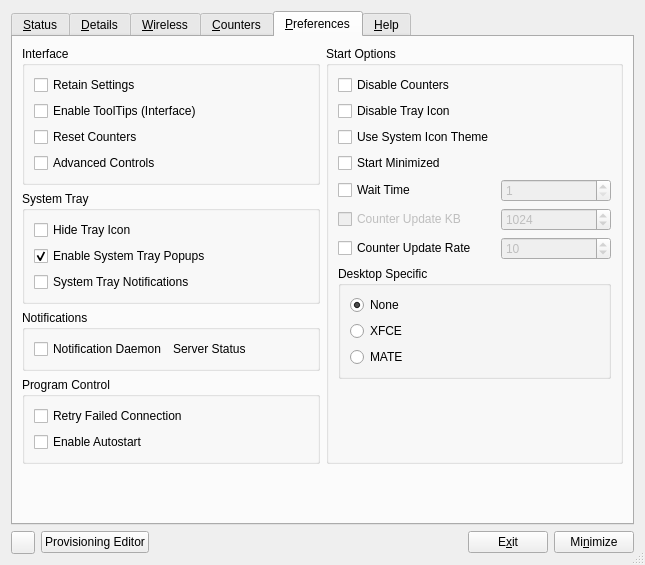
This is apps/cmstapp/code/control_box/ui/controlbox.ui in andrew-bibb/cmst as Qt 5 draws it before an edit. The edited form follows.
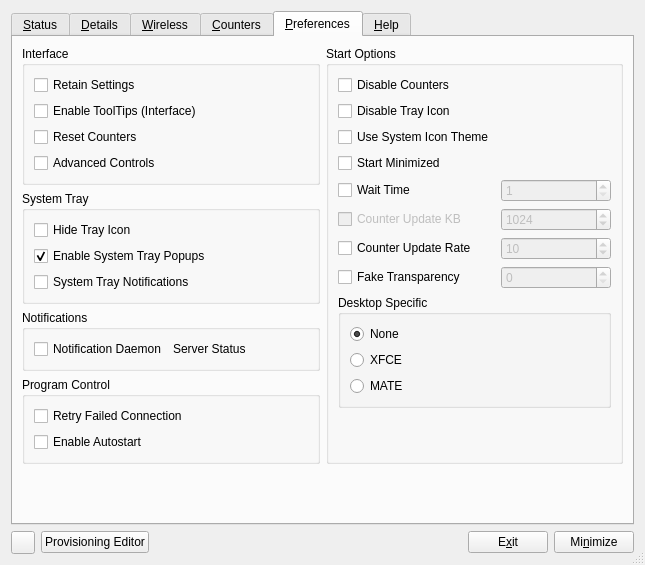
This is the edited form. The open tabs and pages were chosen to show the change. Icons and pictures are not drawn.

Commit message: added fake transparency to preferences

The edit to the form file:
```diff
--- a/apps/cmstapp/code/control_box/ui/controlbox.ui
+++ b/apps/cmstapp/code/control_box/ui/controlbox.ui
@@ -1019,7 +1019,7 @@
             </property>
            </widget>
           </item>
-          <item row="11" column="0">
+          <item row="12" column="0">
            <spacer name="verticalSpacer_6">
             <property name="orientation">
              <enum>Qt::Vertical</enum>
@@ -1051,7 +1051,7 @@
             </property>
            </widget>
           </item>
-          <item row="8" column="0" colspan="2">
+          <item row="9" column="0" colspan="2">
            <widget class="QGroupBox" name="groupBox_2">
             <property name="whatsThis">
              <string>&lt;html&gt;&lt;head/&gt;&lt;body&gt;&lt;p&gt;Use code specific for the selected desktop environment.&lt;/p&gt;&lt;p&gt;As of 2014.11.24 there seems to be a problem with QT5.3 and some system trays. There is code in the program to try and work around this issue, and selecting one of these buttons will invoke the code specific to the desktop.&lt;/p&gt;&lt;p&gt;If the bug gets fixed these options will remain so that start up scripts do not break, but the options will do nothing.&lt;/p&gt;&lt;/body&gt;&lt;/html&gt;</string>
@@ -1096,6 +1096,35 @@
             </layout>
            </widget>
           </item>
+          <item row="8" column="0">
+           <widget class="QCheckBox" name="checkBox_faketranparency">
+            <property name="toolTip">
+             <string>&lt;html&gt;&lt;head/&gt;&lt;body&gt;&lt;pre style=&quot; margin-top:12px; margin-bottom:12px; margin-left:0px; margin-right:0px; -qt-block-indent:0; text-indent:0px;&quot;&gt;&lt;span style=&quot; font-family:'Courier New,courier';&quot;&gt;Command Line Option: &lt;/span&gt;&lt;span style=&quot; font-family:'Courier New,courier'; font-weight:600;&quot;&gt;--fake-transparency&lt;/span&gt;&lt;/pre&gt;&lt;/body&gt;&lt;/html&gt;</string>
+            </property>
+            <property name="whatsThis">
+             <string>&lt;html&gt;&lt;head/&gt;&lt;body&gt;&lt;p&gt;To work around a QT bug where system tray icons display with white or black backgrounds instead of transparency.  You can specify the icon background color here.  Format is a hex number in the form RRGGBB.  &lt;/p&gt;&lt;/body&gt;&lt;/html&gt;</string>
+            </property>
+            <property name="text">
+             <string>Fake Transparency</string>
+            </property>
+           </widget>
+          </item>
+          <item row="8" column="1">
+           <widget class="QSpinBox" name="spinBox_faketransparency">
+            <property name="enabled">
+             <bool>false</bool>
+            </property>
+            <property name="whatsThis">
+             <string>&lt;html&gt;&lt;head/&gt;&lt;body&gt;&lt;p&gt;Specify the background color as a hex number in the format: RRGGBB.&lt;/p&gt;&lt;/body&gt;&lt;/html&gt;</string>
+            </property>
+            <property name="maximum">
+             <number>16777215</number>
+            </property>
+            <property name="displayIntegerBase">
+             <number>16</number>
+            </property>
+           </widget>
+          </item>
          </layout>
         </widget>
        </item>
```
Left out of the diff: 50 changed lines with no effect on the pictures. The commit also changes 3 other files.
